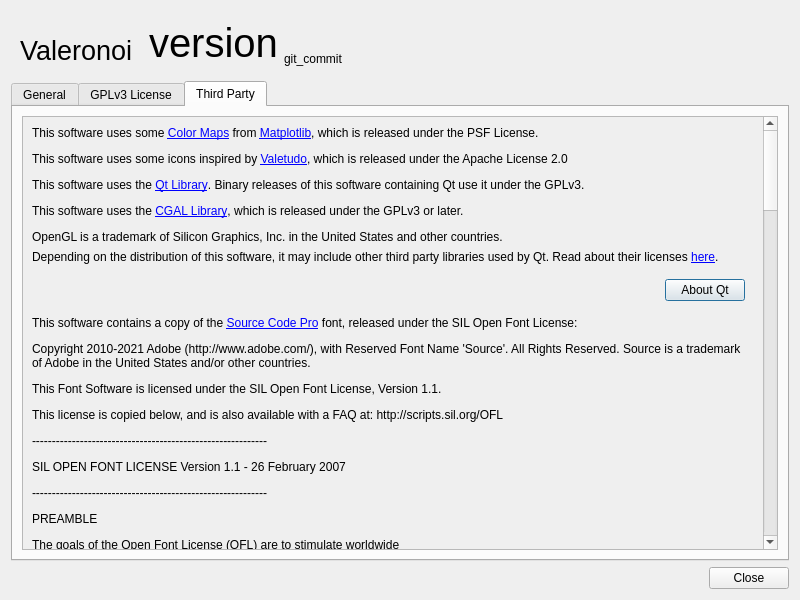
ccoors/Valeronoi, file src/gui/dialog/about.ui: the form before one commit.
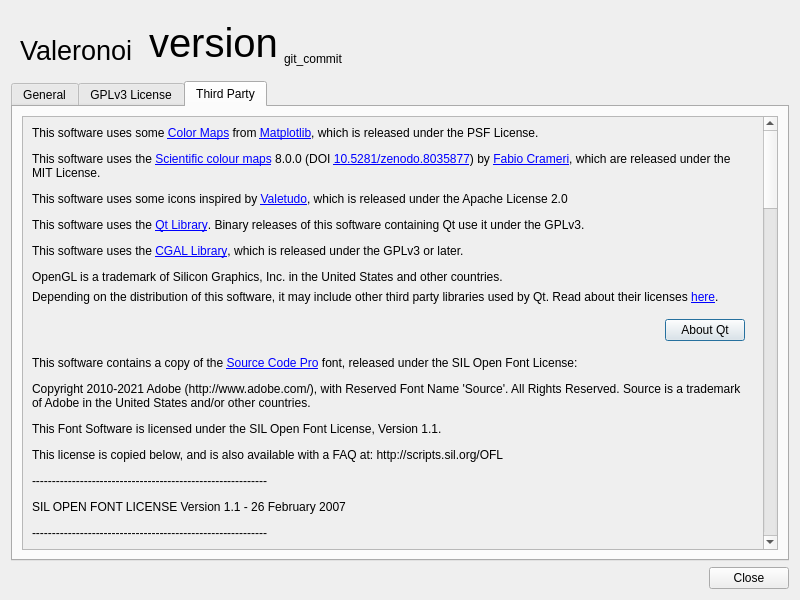
The form after the commit. The open tabs and pages were chosen to show the change.

Commit message: feat: add Scientific colour maps 8.0.0

Patch:
```diff
--- a/src/gui/dialog/about.ui
+++ b/src/gui/dialog/about.ui
@@ -834,14 +834,23 @@
             <x>0</x>
             <y>0</y>
             <width>743</width>
-            <height>2552</height>
+            <height>2600</height>
            </rect>
           </property>
           <layout class="QVBoxLayout" name="verticalLayout_6">
            <item>
             <widget class="QLabel" name="label_3">
              <property name="text">
-              <string>&lt;html&gt;&lt;head/&gt;&lt;body&gt;&lt;p&gt;This software uses some &lt;a href=&quot;https://matplotlib.org/stable/gallery/color/colormap_reference.html&quot;&gt;Color Maps&lt;/a&gt; from &lt;a href=&quot;https://matplotlib.org/&quot;&gt;Matplotlib&lt;/a&gt;, which is released under the PSF License.&lt;/p&gt;&lt;p&gt;This software uses some icons inspired by &lt;a href=&quot;https://valetudo.cloud&quot;&gt;Valetudo&lt;/a&gt;, which is released under the Apache License 2.0&lt;/p&gt;&lt;p&gt;This software uses the &lt;a href=&quot;https://www.qt.io/&quot;&gt;Qt Library&lt;/a&gt;. Binary releases of this software containing Qt use it under the GPLv3.&lt;/p&gt;&lt;p&gt;This software uses the &lt;a href=&quot;https://www.cgal.org/&quot;&gt;CGAL Library&lt;/a&gt;, which is released under the GPLv3 or later.&lt;/p&gt;&lt;p&gt;OpenGL is a trademark of Silicon Graphics, Inc. in the United States and other countries.&lt;/p&gt;&lt;/body&gt;&lt;/html&gt;</string>
+              <string>&lt;html&gt;&lt;head/&gt;
+&lt;body&gt;
+&lt;p&gt;This software uses some &lt;a href=&quot;https://matplotlib.org/stable/gallery/color/colormap_reference.html&quot;&gt;Color Maps&lt;/a&gt; from &lt;a href=&quot;https://matplotlib.org/&quot;&gt;Matplotlib&lt;/a&gt;, which is released under the PSF License.&lt;/p&gt;
+&lt;p&gt;This software uses the &lt;a href=&quot;https://www.fabiocrameri.ch/colourmaps/&quot;&gt;Scientific colour maps&lt;/a&gt; 8.0.0 (DOI &lt;a href=&quot;https://doi.org/10.5281/zenodo.8035877&quot;&gt;10.5281/zenodo.8035877&lt;/a&gt;) by &lt;a href=&quot;https://www.fabiocrameri.ch/&quot;&gt;Fabio Crameri&lt;/a&gt;, which are released under the MIT License.&lt;/p&gt;
+&lt;p&gt;This software uses some icons inspired by &lt;a href=&quot;https://valetudo.cloud&quot;&gt;Valetudo&lt;/a&gt;, which is released under the Apache License 2.0&lt;/p&gt;
+&lt;p&gt;This software uses the &lt;a href=&quot;https://www.qt.io/&quot;&gt;Qt Library&lt;/a&gt;. Binary releases of this software containing Qt use it under the GPLv3.&lt;/p&gt;
+&lt;p&gt;This software uses the &lt;a href=&quot;https://www.cgal.org/&quot;&gt;CGAL Library&lt;/a&gt;, which is released under the GPLv3 or later.&lt;/p&gt;
+&lt;p&gt;OpenGL is a trademark of Silicon Graphics, Inc. in the United States and other countries.&lt;/p&gt;
+&lt;/body&gt;
+&lt;/html&gt;</string>
              </property>
              <property name="wordWrap">
               <bool>true</bool>
```
Left out of the diff: 2 changed lines with no effect on the pictures. The commit also changes 1 other file.
